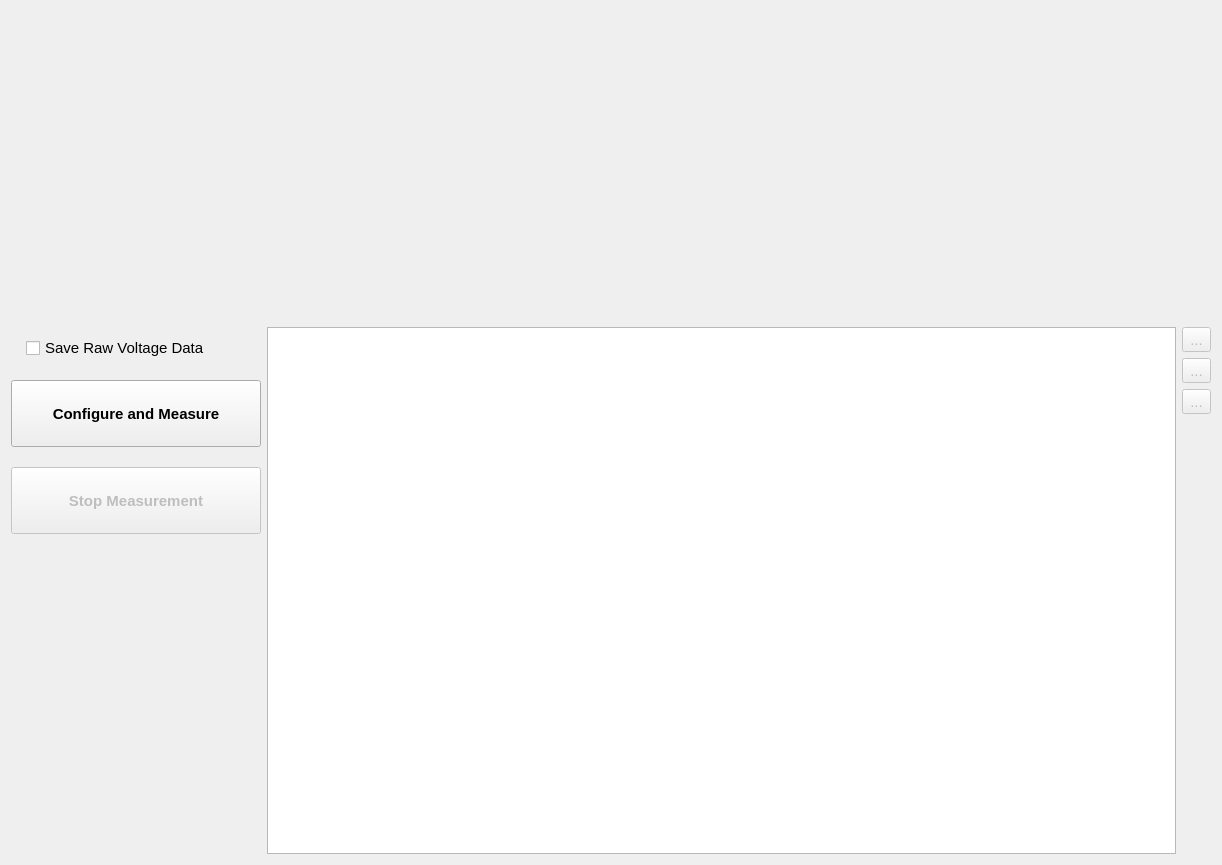
This is hallbench/gui/ui/measurementwidget.ui in lnls-ima/hall-bench-control as Qt 5 draws it before an edit. The edited form follows.
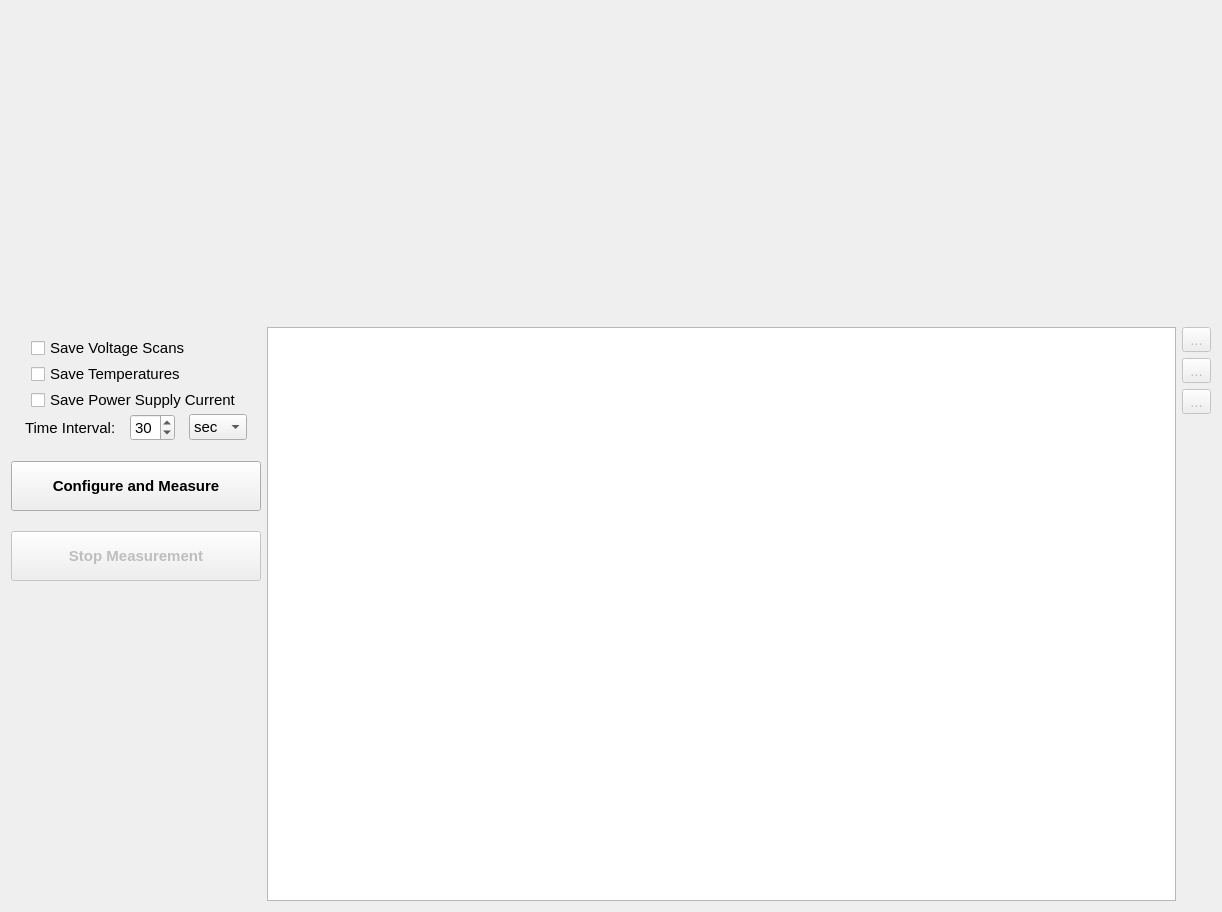
This is the edited form. Icons and pictures are not drawn. Custom widgets are drawn as their Qt base class.

Commit message: Add option to save temperature and power supply current during the measurement

Diff of the .ui file:
```diff
--- a/hallbench/gui/ui/measurementwidget.ui
+++ b/hallbench/gui/ui/measurementwidget.ui
@@ -7,7 +7,7 @@
     <x>0</x>
     <y>0</y>
     <width>1218</width>
-    <height>865</height>
+    <height>910</height>
    </rect>
   </property>
   <property name="font">
@@ -44,8 +44,38 @@
       <number>9</number>
      </property>
      <item>
-      <layout class="QHBoxLayout" name="horizontalLayout">
-       <item>
+      <layout class="QGridLayout" name="gridLayout_2">
+       <property name="sizeConstraint">
+        <enum>QLayout::SetMaximumSize</enum>
+       </property>
+       <property name="horizontalSpacing">
+        <number>0</number>
+       </property>
+       <property name="verticalSpacing">
+        <number>2</number>
+       </property>
+       <item row="1" column="1">
+        <widget class="QCheckBox" name="save_temperature_chb">
+         <property name="text">
+          <string>Save Temperatures</string>
+         </property>
+        </widget>
+       </item>
+       <item row="0" column="1">
+        <widget class="QCheckBox" name="save_voltage_scan_chb">
+         <property name="text">
+          <string>Save Voltage Scans</string>
+         </property>
+        </widget>
+       </item>
+       <item row="2" column="1">
+        <widget class="QCheckBox" name="save_current_chb">
+         <property name="text">
+          <string>Save Power Supply Current</string>
+         </property>
+        </widget>
+       </item>
+       <item row="0" column="0">
         <spacer name="horizontalSpacer">
          <property name="orientation">
           <enum>Qt::Horizontal</enum>
@@ -55,18 +85,75 @@
          </property>
          <property name="sizeHint" stdset="0">
           <size>
-           <width>15</width>
+           <width>20</width>
            <height>20</height>
           </size>
          </property>
         </spacer>
        </item>
-       <item>
-        <widget class="QCheckBox" name="save_raw_data_chb">
-         <property name="text">
-          <string>Save Raw Voltage Data</string>
+       <item row="3" column="0" colspan="2">
+        <layout class="QHBoxLayout" name="horizontalLayout">
+         <property name="spacing">
+          <number>0</number>
          </property>
-        </widget>
+         <property name="sizeConstraint">
+          <enum>QLayout::SetMaximumSize</enum>
+         </property>
+         <item>
+          <widget class="QLabel" name="label">
+           <property name="sizePolicy">
+            <sizepolicy hsizetype="Maximum" vsizetype="Preferred">
+             <horstretch>0</horstretch>
+             <verstretch>0</verstretch>
+            </sizepolicy>
+           </property>
+           <property name="text">
+            <string>Time Interval:</string>
+           </property>
+          </widget>
+         </item>
+         <item>
+          <widget class="QSpinBox" name="timer_interval_sb">
+           <property name="sizePolicy">
+            <sizepolicy hsizetype="Maximum" vsizetype="Fixed">
+             <horstretch>0</horstretch>
+             <verstretch>0</verstretch>
+            </sizepolicy>
+           </property>
+           <property name="maximum">
+            <number>60</number>
+           </property>
+           <property name="value">
+            <number>30</number>
+           </property>
+          </widget>
+         </item>
+         <item>
+          <widget class="QComboBox" name="timer_interval_unit_cmb">
+           <property name="sizePolicy">
+            <sizepolicy hsizetype="Maximum" vsizetype="Fixed">
+             <horstretch>0</horstretch>
+             <verstretch>0</verstretch>
+            </sizepolicy>
+           </property>
+           <item>
+            <property name="text">
+             <string>sec</string>
+            </property>
+           </item>
+           <item>
+            <property name="text">
+             <string>min</string>
+            </property>
+           </item>
+           <item>
+            <property name="text">
+             <string>hour</string>
+            </property>
+           </item>
+          </widget>
+         </item>
+        </layout>
        </item>
       </layout>
      </item>
```
The commit also changes 3 other files.
